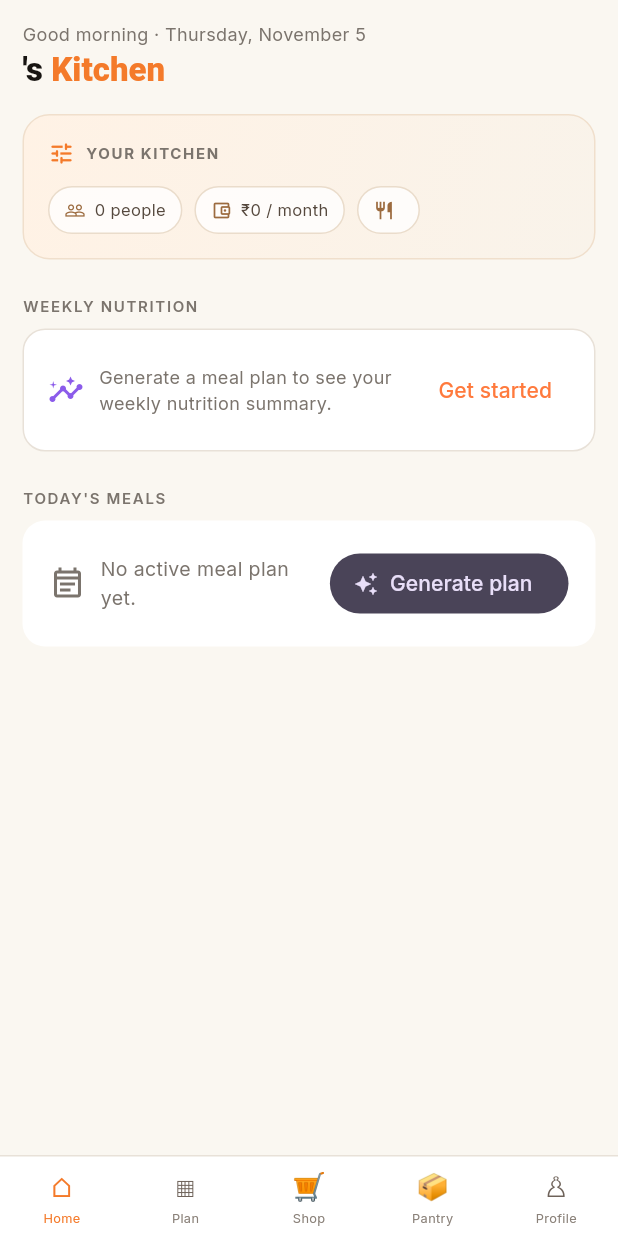
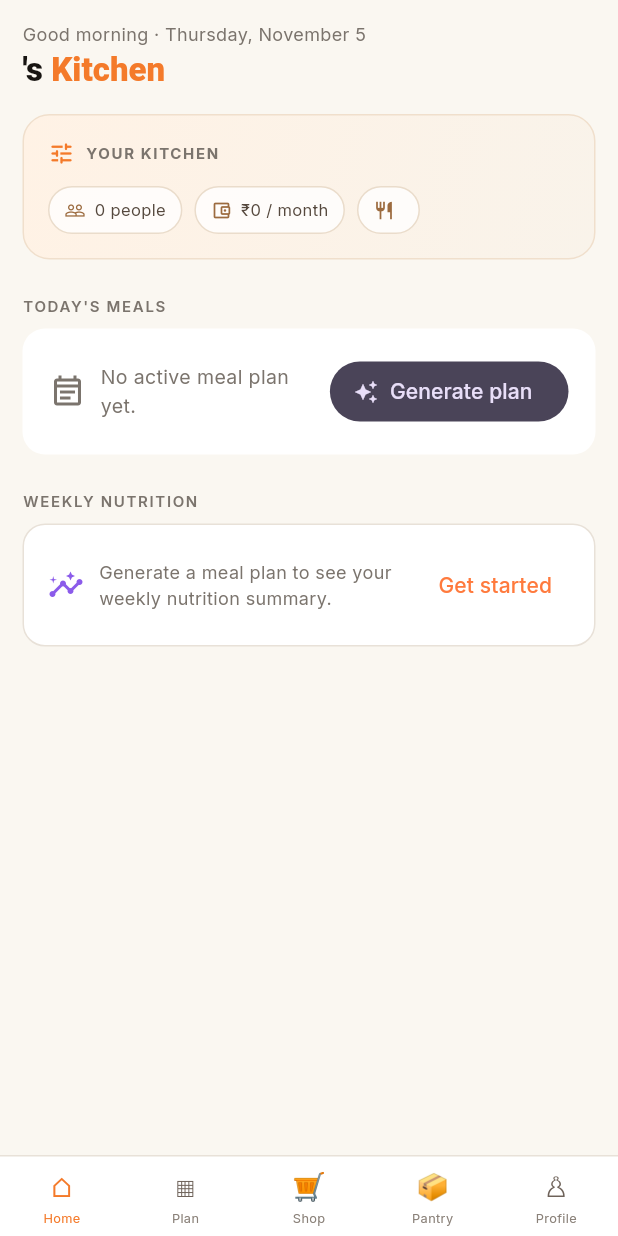
Before and after one commit to annoratechie-lgtm/annora, a Flutter app: the HomeScreen screen opened directly, on a phone screen of 412 x 824 dp. Run offline on Flutter 3.47's test engine with Material 3 defaults, Android fonts, the phone set to English and light mode, and no system bars; our stand-ins replace flutter_dotenv, flutter_riverpod, google_fonts, supabase_flutter; accounts and stored records are empty.

Commit message:
Refactor weekly nutrition summary display and update meal consumption logic in HomeScreen

```diff
--- a/frontend/lib/features/home/presentation/home_screen.dart
+++ b/frontend/lib/features/home/presentation/home_screen.dart
@@ -140,10 +140,6 @@ class _HomeScreenState extends State<HomeScreen> {
                             const SizedBox(height: 16),
                             _buildProfileCard(data),
                             const SizedBox(height: 24),
-                            _sectionLabel('WEEKLY NUTRITION'),
-                            const SizedBox(height: 8),
-                            _buildWeeklyNutritionSummary(data),
-                            const SizedBox(height: 24),
                             _sectionLabel("TODAY'S MEALS"),
                             const SizedBox(height: 8),
                             _buildMealsCard(
@@ -152,6 +148,10 @@ class _HomeScreenState extends State<HomeScreen> {
                               planCoversToday: data?.planCoversToday ?? false,
                               planError: data?.planError,
                             ),
+                            const SizedBox(height: 24),
+                            _sectionLabel('WEEKLY NUTRITION'),
+                            const SizedBox(height: 8),
+                            _buildWeeklyNutritionSummary(data),
                           ],
                         );
                       },
@@ -251,14 +251,13 @@ class _HomeScreenState extends State<HomeScreen> {
     }
 
     final today = DateTime.now();
-    final consumedMeals = data.weeklyMeals.where((meal) {
+    final mealsThroughToday = data.weeklyMeals.where((meal) {
       final mealDate = DateTime.tryParse(meal['meal_date']?.toString() ?? '');
-      return meal['status']?.toString().toLowerCase() == 'cooked' &&
-          mealDate != null &&
+      return mealDate != null &&
           !DateUtils.dateOnly(mealDate).isAfter(DateUtils.dateOnly(today));
     }).toList();
     final planned = _sumNutrition(data.weeklyMeals);
-    final consumed = _sumNutrition(consumedMeals);
+    final throughToday = _sumNutrition(mealsThroughToday);
 
     return Container(
       width: double.infinity,
@@ -307,13 +306,13 @@ class _HomeScreenState extends State<HomeScreen> {
             child: Divider(height: 1, color: _border),
           ),
           _buildNutritionGroup(
-            title: 'CONSUMED THROUGH TODAY',
-            totals: consumed,
+            title: 'SHOULD BE CONSUMED THROUGH TODAY',
+            totals: throughToday,
             accent: _green,
           ),
           const SizedBox(height: 9),
           const Text(
-            'Consumed totals include meals marked cooked, up to today.',
+            'Based on meals scheduled in your plan through today.',
             style: TextStyle(fontSize: 10, color: _muted),
           ),
         ],
```
